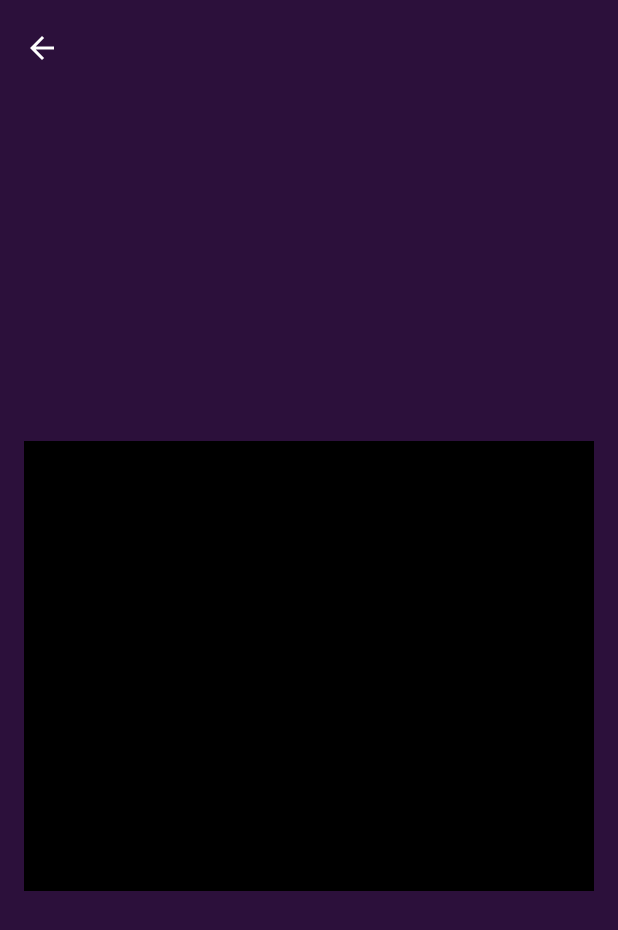
After one commit to MeteorBlitz/KBeat, an Android app built with Jetpack Compose: the composable PlayerScreen called with empty values, on a phone screen of 412 x 824 dp. The commit adds this screen. Shown: the top 930 px of the screen. Run offline under Robolectric (Android 15) with nearby library versions, the phone set to English and light mode, and no system bars.

Commit message:
feat: Basic PlayerScreen Setup Completed - Added dependency: androidx.media3:media3-ui:1.7.1 - Defined new route in sealed class: Player(fileName, title) - Updated NavGraph to handle PlayerScreen with fileName and title as arguments - SongItem now navigates to PlayerScreen on click - Implemented basic PlayerScreen using ExoPlayer and StyledPlayerView to play local MP3 from assets - Player UI currently shows centered black box with playback controls (to be improved later)

```diff
--- a/app/build.gradle.kts
+++ b/app/build.gradle.kts
@@ -73,4 +73,5 @@ dependencies {
     // ExoPlayer
     implementation(libs.androidx.media3.exoplayer)
     implementation(libs.androidx.media3.ui.compose)
+    implementation(libs.androidx.media3.ui)
 }
--- a/app/src/main/AndroidManifest.xml
+++ b/app/src/main/AndroidManifest.xml
@@ -1,6 +1,8 @@
 <?xml version="1.0" encoding="utf-8"?>
 <manifest xmlns:android="http://schemas.android.com/apk/res/android"
     xmlns:tools="http://schemas.android.com/tools">
+    <uses-permission android:name="android.permission.READ_EXTERNAL_STORAGE"
+        android:maxSdkVersion="28" />
 
     <application
         android:name=".KBeatApp"
--- a/app/src/main/java/com/example/kbeat/navigation/Screen.kt
+++ b/app/src/main/java/com/example/kbeat/navigation/Screen.kt
@@ -6,4 +6,7 @@ sealed class Screen(val route: String) {
     object SongList : Screen("song_list/{category}") {
         fun passCategory(category: String) = "song_list/$category"
     }
+    object Player : Screen("player/{fileName}/{title}") {
+        fun passSong(fileName: String, title: String) = "player/$fileName/$title"
+    }
 }
--- /dev/null
+++ b/app/src/main/java/com/example/kbeat/screens/player/PlayerScreen.kt
@@ -0,0 +1,72 @@
+package com.example.kbeat.screens.player
+
+import android.content.Context
+import android.net.Uri
+import androidx.compose.foundation.layout.*
+import androidx.compose.material3.*
+import androidx.compose.runtime.*
+import androidx.compose.ui.Alignment
+import androidx.compose.ui.Modifier
+import androidx.compose.ui.platform.LocalContext
+import androidx.compose.ui.unit.dp
+import androidx.navigation.NavController
+import com.example.kbeat.screens.components.KBeatTopBar
+import androidx.media3.common.MediaItem
+import androidx.media3.exoplayer.ExoPlayer
+import androidx.media3.ui.PlayerView
+import androidx.compose.ui.viewinterop.AndroidView
+
+@Composable
+fun PlayerScreen(fileName: String, title: String, navController: NavController) {
+    val context = LocalContext.current
+
+    val player = remember {
+        ExoPlayer.Builder(context).build().apply {
+            val assetUri = getAssetUri(context, fileName)
+            val mediaItem = MediaItem.fromUri(assetUri)
+            setMediaItem(mediaItem)
+            prepare()
+            playWhenReady = true
+        }
+    }
+
+    DisposableEffect(Unit) {
+        onDispose {
+            player.release()
+        }
+    }
+
+    Scaffold(
+        topBar = {
+            KBeatTopBar(
+                title = title,
+                showBack = true,
+                onBackClick = { navController.popBackStack() }
+            )
+        }
+    ) { paddingValues ->
+        Column(
+            modifier = Modifier
+                .fillMaxSize()
+                .padding(paddingValues)
+                .padding(16.dp),
+            verticalArrangement = Arrangement.Center,
+            horizontalAlignment = Alignment.CenterHorizontally
+        ) {
+            AndroidView(
+                factory = {
+                    PlayerView(it).apply {
+                        this.player = player
+                    }
+                },
+                modifier = Modifier
+                    .fillMaxWidth()
+                    .height(300.dp)
+            )
+        }
+    }
+}
+
+fun getAssetUri(context: Context, fileName: String): Uri {
+    return Uri.parse("asset:///${fileName}")
+}
--- a/app/src/main/java/com/example/kbeat/screens/song_list/SongListScreen.kt
+++ b/app/src/main/java/com/example/kbeat/screens/song_list/SongListScreen.kt
@@ -27,6 +27,7 @@ import androidx.compose.ui.unit.dp
 import androidx.navigation.NavController
 import com.example.kbeat.R
 import com.example.kbeat.model.sampleSongs
+import com.example.kbeat.navigation.Screen
 import com.example.kbeat.screens.components.KBeatTopBar
 
 @Composable
@@ -103,7 +104,9 @@ fun SongListScreen(category: String, navController: NavController) {
                 verticalArrangement = Arrangement.spacedBy(8.dp)
             ) {
                 items(songs) { song ->
-                    SongItem(song)
+                    SongItem(song = song, onClick = {
+                        navController.navigate(Screen.Player.passSong(song.fileName, song.name))
+                    })
                 }
             }
         }
--- a/gradle/libs.versions.toml
+++ b/gradle/libs.versions.toml
@@ -17,6 +17,7 @@ navigationCompose = "2.9.0"
 androidx-core-ktx = { group = "androidx.core", name = "core-ktx", version.ref = "coreKtx" }
 androidx-lifecycle-viewmodel-compose = { module = "androidx.lifecycle:lifecycle-viewmodel-compose", version.ref = "lifecycleRuntimeKtx" }
 androidx-media3-exoplayer = { module = "androidx.media3:media3-exoplayer", version.ref = "media3Exoplayer" }
+androidx-media3-ui = { module = "androidx.media3:media3-ui", version.ref = "media3Exoplayer" }
 androidx-media3-ui-compose = { module = "androidx.media3:media3-ui-compose", version.ref = "media3Exoplayer" }
 androidx-navigation-compose = { module = "androidx.navigation:navigation-compose", version.ref = "navigationCompose" }
 hilt-android = { module = "com.google.dagger:hilt-android", version.ref = "hiltAndroid" }
```
Also changed, not shown: app/src/main/java/com/example/kbeat/navigation/NavGraph.kt (+7 -0 lines), app/src/main/java/com/example/kbeat/screens/song_list/SongItem.kt (+6 -6 lines).
